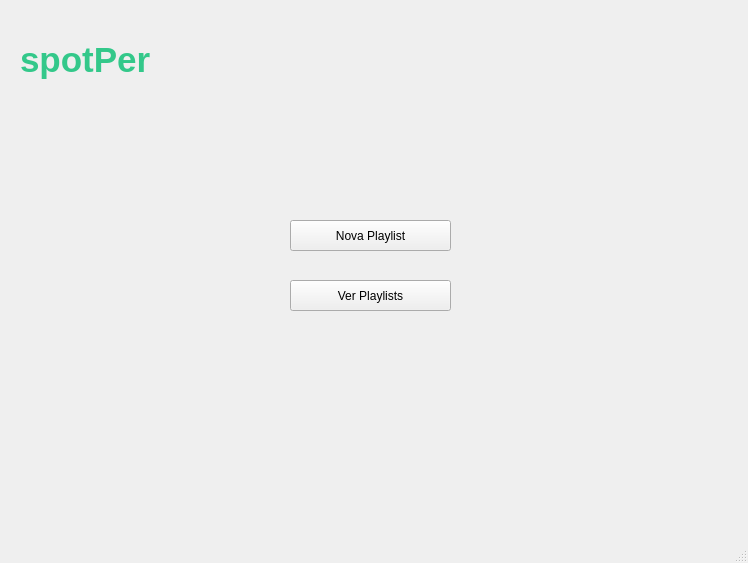
Before: the Qt Designer form spotPer/mainwindow.ui in liiiipe/spotPer, drawn with Qt 5.
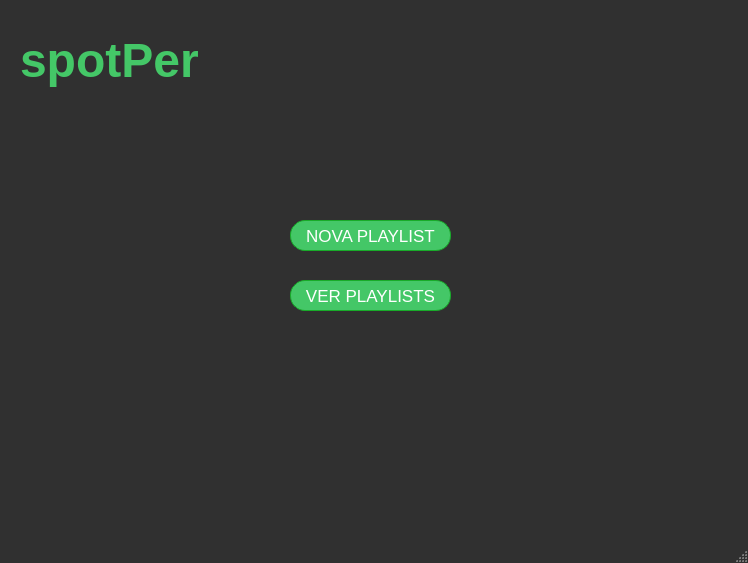
After: the same form once the commit is applied. Icons and pictures are not drawn.

Commit message: Estilizando spotPer

```diff
--- a/spotPer/mainwindow.ui
+++ b/spotPer/mainwindow.ui
@@ -11,7 +11,27 @@
    </rect>
   </property>
   <property name="windowTitle">
-   <string>MainWindow</string>
+   <string>spotPer</string>
+  </property>
+  <property name="windowIcon">
+   <iconset resource="iconspotper.qrc">
+    <normaloff>:/new/prefix1/imgs/spot.png</normaloff>:/new/prefix1/imgs/spot.png</iconset>
+  </property>
+  <property name="styleSheet">
+   <string notr="true">QPushButton {
+	font: 75 16pt &quot;Bahnschrift&quot;;
+	background-color:#44c767 ;
+	border-radius: 15px;
+	border:1px solid #18ab29;
+	color:#ffffff;
+	font-size:17px;
+}
+QPushButton:hover {
+	background-color: #53f37e;
+}
+QMainWindow{
+	background-color: #303030;
+}</string>
   </property>
   <widget class="QWidget" name="centralwidget">
    <widget class="QLabel" name="label">
@@ -24,10 +44,11 @@
      </rect>
     </property>
     <property name="styleSheet">
-     <string notr="true"/>
+     <string notr="true">font: 75 26pt &quot;Bahnschrift&quot;;
+color: #44c767;</string>
     </property>
     <property name="text">
-     <string>&lt;html&gt;&lt;head/&gt;&lt;body&gt;&lt;p&gt;&lt;span style=&quot; font-size:26pt; font-weight:600; color:#33c88a;&quot;&gt;spotPer&lt;/span&gt;&lt;/p&gt;&lt;/body&gt;&lt;/html&gt;</string>
+     <string>&lt;html&gt;&lt;head/&gt;&lt;body&gt;&lt;p&gt;&lt;span style=&quot; font-size:36pt; font-weight:600; color:#44c767;&quot;&gt;spotPer&lt;/span&gt;&lt;/p&gt;&lt;/body&gt;&lt;/html&gt;</string>
     </property>
    </widget>
    <widget class="QPushButton" name="btnNovaPlaylist">
@@ -40,7 +61,7 @@
      </rect>
     </property>
     <property name="text">
-     <string>Nova Playlist</string>
+     <string>NOVA PLAYLIST</string>
     </property>
    </widget>
    <widget class="QPushButton" name="btnVerPlaylist">
@@ -53,7 +74,7 @@
      </rect>
     </property>
     <property name="text">
-     <string>Ver Playlists</string>
+     <string>VER PLAYLISTS</string>
     </property>
    </widget>
   </widget>
```
Left out of the diff: 4 changed lines with no effect on the pictures. The commit also changes 8 other files.
